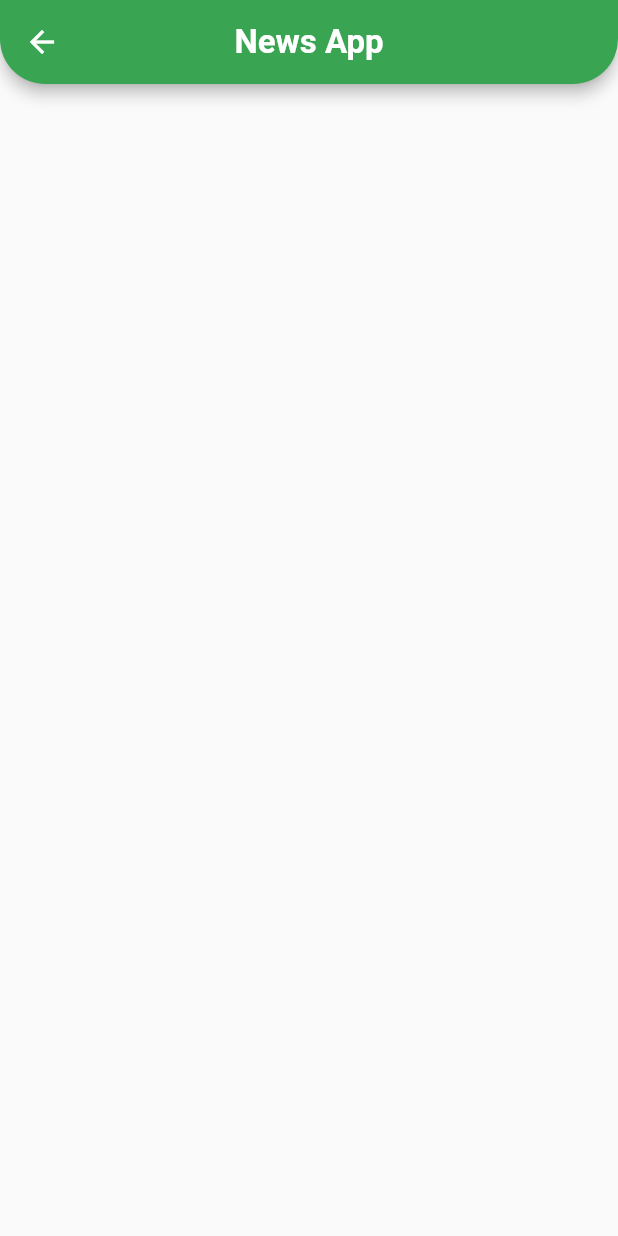
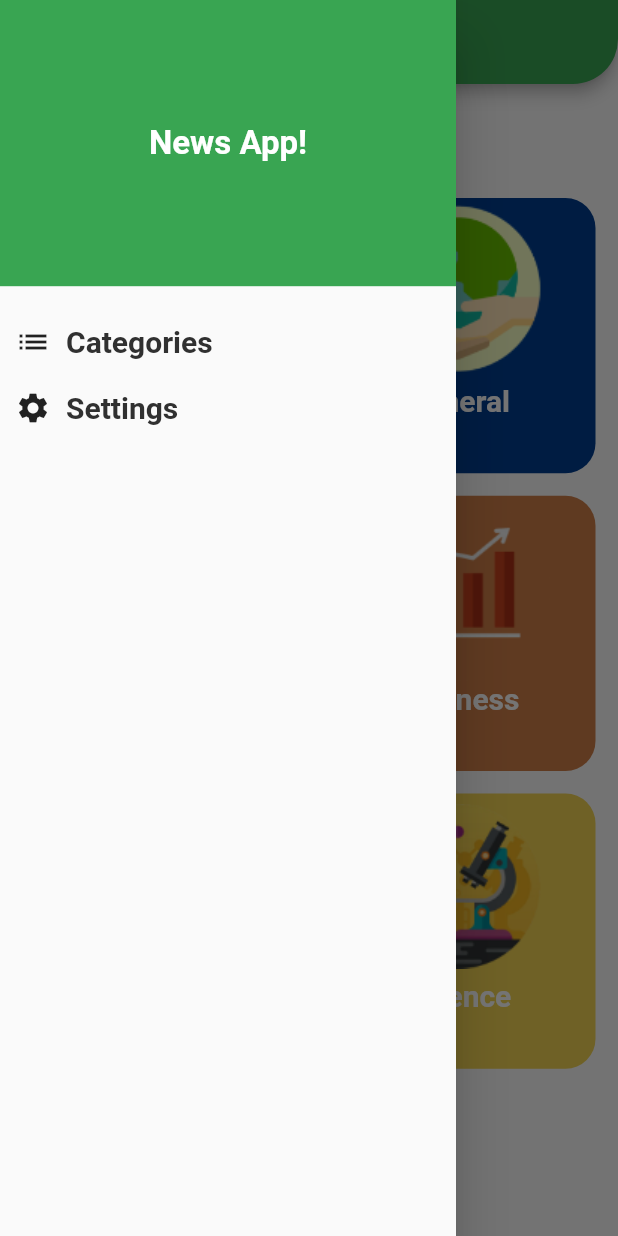
Before and after one commit to Amira-ElSafty/news_app_c9_online, a Flutter app: the HomeScreen screen opened by its route, with the side drawer open (before the commit the screen has no drawer), on a phone screen of 412 x 824 dp. Run offline on Flutter 3.47's test engine with Material 2 defaults, Android fonts, the phone set to English and light mode, and no system bars; our stand-ins replace cached_network_image.

Commit message:
finished category fragments. finished drawer.

```diff
--- a/lib/api/api_manger.dart
+++ b/lib/api/api_manger.dart
@@ -5,12 +5,14 @@ import 'package:flutter_news_app_c9_online/home/model/SourcesResponse.dart';
 import 'package:http/http.dart' as http;
 
 class ApiManager {
-  static Future<SourceResponse> getSources() async {
+  static Future<SourceResponse> getSources(String categoryId) async {
     /*
     https://newsapi.org/v2/top-headlines/sources?apiKey=500c5a4f9b244f3db92a47f436f1819e
      */
     Uri url = Uri.https(ApiConstants.baseUrl, ApiConstants.sourceApi,
-        {'apiKey': '500c5a4f9b244f3db92a47f436f1819e'});
+        {'apiKey': '500c5a4f9b244f3db92a47f436f1819e',
+          'category': categoryId
+        });
     try {
       var response = await http.get(url);
       var bodyString = response.body;
--- a/lib/home/category/category_details.dart
+++ b/lib/home/category/category_details.dart
@@ -1,28 +1,25 @@
 import 'package:flutter/material.dart';
 import 'package:flutter_news_app_c9_online/api/api_manger.dart';
 import 'package:flutter_news_app_c9_online/home/model/SourcesResponse.dart';
+import 'package:flutter_news_app_c9_online/home/model/categoryDM.dart';
 import 'package:flutter_news_app_c9_online/home/tabs/tab_container.dart';
 
 
 class CategoryDetails extends StatefulWidget {
   static const String routeName = 'home.category-details';
+  CategoryDM category ;
+  CategoryDetails({required this.category});
 
   @override
   State<CategoryDetails> createState() => _CategoryDetailsState();
 }
 
 class _CategoryDetailsState extends State<CategoryDetails> {
+
   @override
   Widget build(BuildContext context) {
-    return Scaffold(
-      appBar: AppBar(
-        title: Text(
-          'News App',
-          style: Theme.of(context).textTheme.titleLarge,
-        ),
-      ),
-      body: FutureBuilder<SourceResponse>(
-          future: ApiManager.getSources(),
+    return  FutureBuilder<SourceResponse>(
+          future: ApiManager.getSources(widget.category.id),
           builder: (context, snapshot) {
             if (snapshot.connectionState == ConnectionState.waiting) {
               return Center(
@@ -36,7 +33,7 @@ class _CategoryDetailsState extends State<CategoryDetails> {
                   Text("Something went wrong"),
                   ElevatedButton(
                       onPressed: () {
-                        ApiManager.getSources();
+                        ApiManager.getSources(widget.category.id);
                         setState(() {});
                       },
                       child: Text("Try Again"))
@@ -56,7 +53,7 @@ class _CategoryDetailsState extends State<CategoryDetails> {
             }
             var sourcesList = snapshot.data?.sources ?? [];
             return TabContainer(sourcesList: sourcesList);
-          }),
-    );
+          });
+
   }
 }
--- /dev/null
+++ b/lib/home/category/category_fragment.dart
@@ -0,0 +1,40 @@
+import 'package:flutter/material.dart';
+import 'package:flutter_news_app_c9_online/home/category/category_item.dart';
+import 'package:flutter_news_app_c9_online/home/model/categoryDM.dart';
+
+class CategoryFragment extends StatelessWidget {
+  var categoriesList = CategoryDM.getCategories(); /// List<CategoryDM>
+  Function onCategoryClick;
+  CategoryFragment({required this.onCategoryClick});
+  @override
+  Widget build(BuildContext context) {
+    return Container(
+      padding: EdgeInsets.all(15),
+      child: Column(
+        crossAxisAlignment: CrossAxisAlignment.stretch,
+        children: [
+          Text('Pick your category \nof interest',
+            style: Theme.of(context).textTheme.titleMedium,
+          ),
+          SizedBox(height: 15,),
+          Expanded(
+            child: GridView.builder(
+                gridDelegate: SliverGridDelegateWithFixedCrossAxisCount(
+                  crossAxisCount: 2 ,
+                  mainAxisSpacing: 15,
+                  crossAxisSpacing: 15
+                ),
+                itemBuilder: (context,index){
+                  return InkWell(
+                    onTap: (){
+                      onCategoryClick(categoriesList[index]);
+                    },
+                      child: CategoryItem(category: categoriesList[index], index: index));
+                },
+            itemCount:categoriesList.length ,),
+          )
+        ],
+      ),
+    );
+  }
+}
--- /dev/null
+++ b/lib/home/category/category_item.dart
@@ -0,0 +1,35 @@
+import 'package:flutter/material.dart';
+import 'package:flutter_news_app_c9_online/home/model/categoryDM.dart';
+import 'package:flutter_news_app_c9_online/my_theme.dart';
+
+class CategoryItem extends StatelessWidget {
+  CategoryDM category ;
+  int index ;
+  CategoryItem({required this.category,required this.index});
+  @override
+  Widget build(BuildContext context) {
+    return Container(
+      decoration: BoxDecoration(
+        color: category.color,
+        borderRadius: BorderRadius.only(
+          topRight: Radius.circular(20),
+          topLeft: Radius.circular(20),
+          bottomRight: Radius.circular(index%2!=0 ? 20 : 0),
+          bottomLeft: Radius.circular(index%2==0 ? 20 : 0)
+        )
+      ),
+      child: Column(
+        children: [
+          Image.asset(category.image,
+            height: MediaQuery.of(context).size.height*0.15,
+          ),
+          Text(category.title,
+            style: Theme.of(context).textTheme.titleMedium!.copyWith(
+              color: MyTheme.whiteColor
+            ),
+          )
+        ],
+      ),
+    );
+  }
+}
--- /dev/null
+++ b/lib/home/home_drawer.dart
@@ -0,0 +1,63 @@
+import 'package:flutter/material.dart';
+
+class HomeDrawer extends StatelessWidget {
+  static const int categories = 1 ;
+  static const int settings = 2 ;
+  Function onSideMenuItem ;
+  HomeDrawer({required this.onSideMenuItem});
+  @override
+  Widget build(BuildContext context) {
+    return Container(
+      child: Column(
+        children: [
+          Container(
+            width: double.infinity,
+            padding: EdgeInsets.symmetric(
+                vertical: MediaQuery.of(context).size.height*0.1
+            ),
+            color: Theme.of(context).primaryColor,
+            child: Text('News App!',
+              style: Theme.of(context).textTheme.titleLarge,
+              textAlign: TextAlign.center,
+            ),
+          ),
+          SizedBox(height: 15,),
+          InkWell(
+            onTap: (){
+              onSideMenuItem(HomeDrawer.categories);
+            },
+            child: Padding(
+              padding: const EdgeInsets.all(10.0),
+              child: Row(
+                children: [
+                  Icon(Icons.list),
+                  SizedBox(width: 10,),
+                  Text('Categories',
+                    style: Theme.of(context).textTheme.titleMedium,
+                  ),
+                ],
+              ),
+            ),
+          ),
+          InkWell(
+            onTap: (){
+              onSideMenuItem(HomeDrawer.settings);
+            },
+            child: Padding(
+              padding: const EdgeInsets.all(10.0),
+              child: Row(
+                children: [
+                  Icon(Icons.settings),
+                  SizedBox(width: 10,),
+                  Text('Settings',
+                    style: Theme.of(context).textTheme.titleMedium,
+                  ),
+                ],
+              ),
+            ),
+          ),
+        ],
+      ),
+    );
+  }
+}
--- a/lib/home/home_screen.dart
+++ b/lib/home/home_screen.dart
@@ -1,17 +1,70 @@
 import 'package:flutter/material.dart';
+import 'package:flutter_news_app_c9_online/home/category/category_details.dart';
+import 'package:flutter_news_app_c9_online/home/category/category_fragment.dart';
+import 'package:flutter_news_app_c9_online/home/home_drawer.dart';
+import 'package:flutter_news_app_c9_online/home/model/categoryDM.dart';
+import 'package:flutter_news_app_c9_online/my_theme.dart';
+import 'package:flutter_news_app_c9_online/settings/settings_tab.dart';
 
-class HomeScreen extends StatelessWidget {
+class HomeScreen extends StatefulWidget {
   static const String routeName = 'home';
 
   @override
+  State<HomeScreen> createState() => _HomeScreenState();
+}
+
+class _HomeScreenState extends State<HomeScreen> {
+  @override
   Widget build(BuildContext context) {
-    return Scaffold(
-      appBar: AppBar(
-        title: Text(
-          'News App',
-          style: Theme.of(context).textTheme.titleLarge,
+    return Stack(
+      children: [
+        Container(
+            color: MyTheme.whiteColor,
+            child: Image.asset(
+              'assets/images/main_background.png',
+              height: double.infinity,
+              width: double.infinity,
+              fit: BoxFit.cover,
+            )),
+        Scaffold(
+          appBar: AppBar(
+            title: Text(
+              selectedMenuItem == HomeDrawer.settings ? 'Settings':
+              selectedCategory == null ?'News App' : selectedCategory!.title,
+              style: Theme.of(context).textTheme.titleLarge,
+            ),
+          ),
+          drawer: Drawer(
+            child: HomeDrawer(onSideMenuItem: onSideMenuItem),
+          ),
+          body: selectedMenuItem == HomeDrawer.settings ?
+              SettingTab()
+              :
+          selectedCategory == null
+              ? CategoryFragment(onCategoryClick: onCategoryClick)
+              : CategoryDetails(category: selectedCategory!),
         ),
-      ),
+      ],
     );
   }
+
+  CategoryDM? selectedCategory;
+  void onCategoryClick(CategoryDM newSelectedCategory) {
+    //todo: newsSelectedCategory => User
+    selectedCategory = newSelectedCategory;
+    setState(() {
+
+    });
+  }
+
+  int selectedMenuItem = HomeDrawer.categories ;
+  void onSideMenuItem(int newsSelectedMenuItem){
+  //todo: newsSelectedMenuItem => User
+    selectedMenuItem = newsSelectedMenuItem ;
+    selectedCategory = null ;
+    Navigator.pop(context);
+    setState(() {
+
+    });
+  }
 }
--- /dev/null
+++ b/lib/home/model/categoryDM.dart
@@ -0,0 +1,33 @@
+import 'package:flutter/material.dart';
+import 'package:flutter_news_app_c9_online/my_theme.dart';
+
+class CategoryDM{
+  String id ;
+  String title ;
+  String image ;
+  Color color ;
+
+  CategoryDM({required this.id,required this.title,required this.color,
+  required this.image});
+
+  static List<CategoryDM> getCategories(){
+    return [
+      CategoryDM(id: 'sports', title: 'Sports',
+          color: MyTheme.redColor, image: 'assets/images/sports.png'),
+      CategoryDM(id: 'general', title: 'General',
+          color: MyTheme.darkBlueColor, image: 'assets/images/general.png'),
+      CategoryDM(id: 'health', title: 'Health',
+          color: MyTheme.pinkColor, image: 'assets/images/health.png'),
+      CategoryDM(id: 'business', title: 'Business',
+          color: MyTheme.brownColor, image: 'assets/images/bussines.png'),
+      CategoryDM(id: 'entertainment', title: 'Entertainment',
+          color: MyTheme.blueColor, image: 'assets/images/entertainment.png'),
+      CategoryDM(id: 'science', title: 'Science',
+          color: MyTheme.yellowColor, image: 'assets/images/science.png'),
+      CategoryDM(id: 'technology', title: 'Technology',
+          color: MyTheme.darkBlueColor, image: 'assets/images/technology.png'),
+    ];
+  }
+
+
+}
--- a/lib/home/news/news_item.dart
+++ b/lib/home/news/news_item.dart
@@ -21,21 +21,16 @@ class NewsItem extends StatelessWidget {
             height: MediaQuery.of(context).size.height * 0.3,
             child: ClipRRect(
                 borderRadius: BorderRadius.circular(18),
-                child: Image.network(
-                  news.urlToImage ?? '',
+                child:CachedNetworkImage(
+                  imageUrl: news.urlToImage??'',
                   width: double.infinity,
                   height: MediaQuery.of(context).size.height * 0.3,
                   fit: BoxFit.fill,
+                  placeholder: (context, url) => Center(child: CircularProgressIndicator()),
+                  errorWidget: (context, url, error) => Icon(Icons.error),
                 ),
             ),
       ),
-
-                // CachedNetworkImage(
-                //     imageUrl: news.urlToImage??'',
-                //   placeholder: (context, url) => Center(child: CircularProgressIndicator()),
-                //   errorWidget: (context, url, error) => Icon(Icons.error),
-                // ),
-
 
           SizedBox(
             height: 10,
--- a/lib/main.dart
+++ b/lib/main.dart
@@ -14,9 +14,8 @@ class MyApp extends StatelessWidget {
       debugShowCheckedModeBanner: false,
       routes: {
         HomeScreen.routeName: (context) => HomeScreen(),
-        CategoryDetails.routeName: (context) => CategoryDetails(),
       },
-      initialRoute: CategoryDetails.routeName,
+      initialRoute: HomeScreen.routeName,
       theme: MyTheme.lightTheme,
     );
   }
--- /dev/null
+++ b/lib/settings/settings_tab.dart
@@ -0,0 +1,11 @@
+import 'package:flutter/material.dart';
+import 'package:flutter_news_app_c9_online/my_theme.dart';
+
+class SettingTab extends StatelessWidget {
+  @override
+  Widget build(BuildContext context) {
+    return Container(
+      color: MyTheme.blueColor,
+    );
+  }
+}
```
Also changed, not shown: 7 other files.
